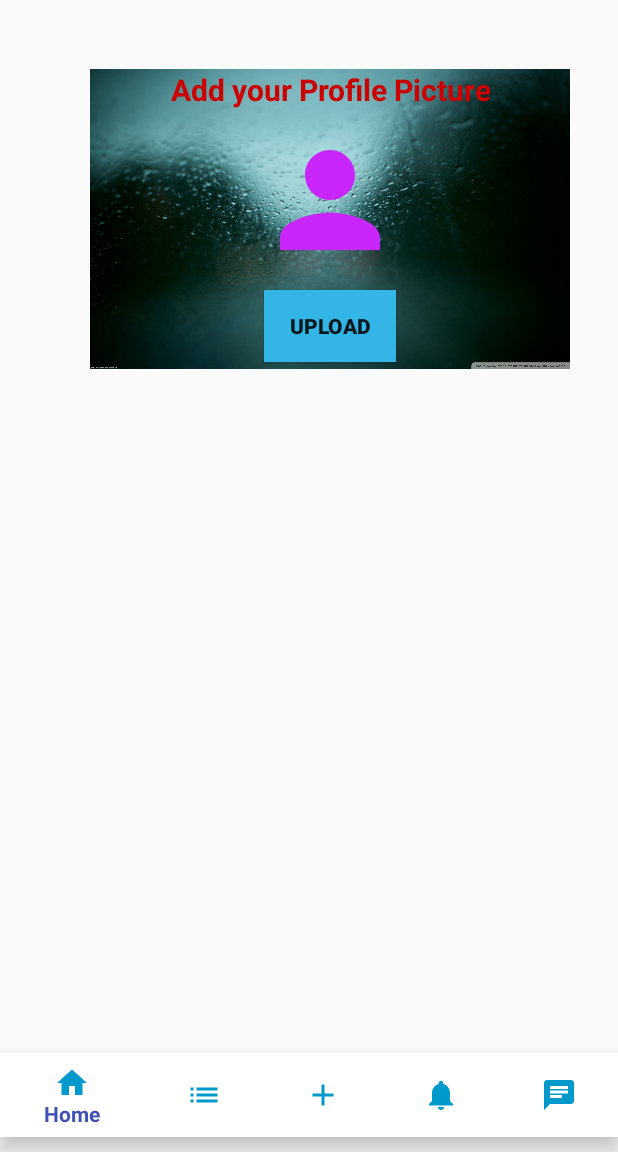
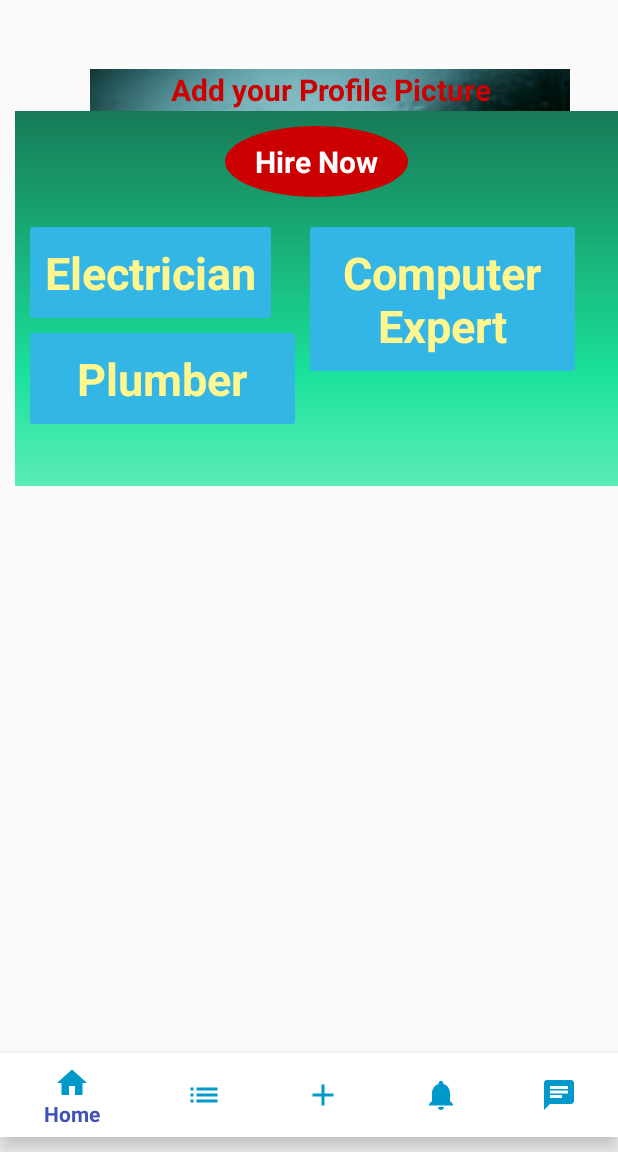
Before and after one commit to aayushbest/Smart-Care, an Android app: the CustomerDashboard screen opened directly, with no data from a screen before it, on a phone screen of 412 x 824 dp, the part 84-1236 px from its top. Run offline under Robolectric (Android 15) with nearby library versions, the phone set to English and light mode, and no system bars.

Commit message:
Added another version of fragment of services

```diff
--- a/App/app/src/main/java/in/aayushbest/sih/smartcare/CustomerDashboard.java
+++ b/App/app/src/main/java/in/aayushbest/sih/smartcare/CustomerDashboard.java
@@ -49,11 +49,12 @@ public class CustomerDashboard extends AppCompatActivity {
             }
         });
         Fragment profileFragment=new ProfilePictureFragment();
+        Fragment serviceFragment=new ServicesFragment();
         FragmentManager fm=getSupportFragmentManager();
         FragmentTransaction fragmentTransaction=fm.beginTransaction();
         fragmentTransaction.add(R.id.fragment_container,profileFragment);
+        fragmentTransaction.add(R.id.second_fragment_container,serviceFragment);
         fragmentTransaction.commit();
-
     }
 
     @Override
--- /dev/null
+++ b/App/app/src/main/java/in/aayushbest/sih/smartcare/ServicesFragment.java
@@ -0,0 +1,26 @@
+package in.aayushbest.sih.smartcare;
+
+import android.os.Bundle;
+import android.support.annotation.Nullable;
+import android.support.v4.app.Fragment;
+import android.view.LayoutInflater;
+import android.view.View;
+import android.view.ViewGroup;
+import android.widget.TextView;
+
+public class ServicesFragment extends Fragment{
+
+    private TextView mElectricianButton;
+    private TextView mComputerButton;
+    private TextView mPlumberButton;
+    @Nullable
+    @Override
+    public View onCreateView(LayoutInflater inflater, @Nullable ViewGroup container, @Nullable Bundle savedInstanceState) {
+        return inflater.inflate(R.layout.fragment_hire_now,container,false);
+    }
+
+    @Override
+    public void onActivityCreated(@Nullable Bundle savedInstanceState) {
+        super.onActivityCreated(savedInstanceState);
+    }
+}
--- /dev/null
+++ b/App/app/src/main/res/drawable/shape_background_gradient.xml
@@ -0,0 +1,12 @@
+<?xml version="1.0" encoding="utf-8"?>
+<shape xmlns:android="http://schemas.android.com/apk/res/android">
+  <gradient android:angle="45"
+      android:centerColor="@color/colorCentral"
+      android:centerX="0.3"
+      android:centerY="0.8"
+      android:endColor="@color/colorEnd"
+      android:startColor="@color/colorStart"
+      android:useLevel="true"
+      android:gradientRadius="2dp"
+      android:type="linear"/>
+</shape>
--- /dev/null
+++ b/App/app/src/main/res/drawable/style_services_textview.xml
@@ -0,0 +1,8 @@
+<?xml version="1.0" encoding="utf-8"?>
+<shape xmlns:android="http://schemas.android.com/apk/res/android"
+    android:shape="rectangle">
+    <corners android:radius="2dp"/>
+    <size android:height="50dp" android:width="100dp"/>
+    <solid android:color="@android:color/holo_blue_light"/>
+
+</shape>
--- /dev/null
+++ b/App/app/src/main/res/drawable/textview_style.xml
@@ -0,0 +1,12 @@
+<?xml version="1.0" encoding="utf-8"?>
+<shape xmlns:android="http://schemas.android.com/apk/res/android"
+    android:shape="oval">
+    <solid android:color="@android:color/holo_red_dark"/>
+    <size android:width="100dp"
+        android:height="40dp"/>
+    <padding android:left="20dp"
+        android:right="20dp"
+        android:top="10dp"
+        android:bottom="10dp"/>
+
+</shape>
--- a/App/app/src/main/res/layout/activity_customer_dashboard.xml
+++ b/App/app/src/main/res/layout/activity_customer_dashboard.xml
@@ -29,6 +29,13 @@
         android:layout_marginStart="30dp"
         android:layout_marginLeft="30dp"
         android:id="@+id/fragment_container"/>
+    <FrameLayout
+        android:layout_width="match_parent"
+        android:layout_height="match_parent"
+        android:id="@+id/second_fragment_container"
+        android:layout_marginTop="120dp"
+        android:layout_marginLeft="10dp"
+        android:layout_marginStart="10dp"/>
     </FrameLayout>
     <!--Used for showing the navigation drawer-->
 
--- a/App/app/src/main/res/layout/fragment_hire_now.xml
+++ b/App/app/src/main/res/layout/fragment_hire_now.xml
@@ -1,6 +1,73 @@
 <?xml version="1.0" encoding="utf-8"?>
-<android.support.constraint.ConstraintLayout
-    xmlns:android="http://schemas.android.com/apk/res/android" android:layout_width="match_parent"
-    android:layout_height="match_parent">
-
-</android.support.constraint.ConstraintLayout>
+<RelativeLayout
+    xmlns:android="http://schemas.android.com/apk/res/android"
+    android:layout_width="match_parent"
+    android:layout_marginTop="10dp"
+    android:background="@drawable/shape_background_gradient"
+    android:layout_height="250dp">
+    <TextView
+        android:layout_width="wrap_content"
+        android:layout_height="wrap_content"
+        android:id="@+id/label_hire_now"
+        android:text="@string/text_hire_now"
+        android:textColor="@android:color/white"
+        android:textSize="20sp"
+        android:textStyle="bold"
+        android:layout_centerHorizontal="true"
+        android:background="@drawable/textview_style"
+        android:layout_marginTop="10dp"/>
+<GridLayout
+    android:layout_width="wrap_content"
+    android:layout_height="wrap_content"
+    android:layout_marginTop="20dp"
+    android:layout_marginStart="10dp"
+    android:layout_marginLeft="10dp"
+    android:layout_below="@id/label_hire_now"
+    android:rowCount="2"
+    android:columnCount="2">
+    <TextView
+        android:layout_width="wrap_content"
+        android:layout_height="wrap_content"
+        android:text="@string/text_electrian"
+        android:id="@+id/service_electrician"
+        android:textSize="30sp"
+        android:layout_rowSpan="1"
+        android:layout_columnSpan="1"
+        android:padding="10dp"
+        android:textAlignment="center"
+        android:textColor="@color/shadow"
+        android:textStyle="bold"
+        android:background="@drawable/style_services_textview"/>
+    <TextView
+        android:layout_width="wrap_content"
+        android:layout_height="wrap_content"
+        android:text="@string/text_computer_expert"
+        android:id="@+id/service_computerExpert"
+        android:textSize="30sp"
+        android:layout_marginStart="10dp"
+        android:layout_marginLeft="10dp"
+        android:layout_rowSpan="2"
+        android:layout_columnSpan="1"
+        android:padding="10dp"
+        android:ems="5"
+        android:textAlignment="center"
+        android:textColor="@color/shadow"
+        android:textStyle="bold"
+        android:background="@drawable/style_services_textview"/>
+    <TextView
+        android:layout_width="wrap_content"
+        android:layout_height="wrap_content"
+        android:text="@string/text_plumber"
+        android:id="@+id/service_plumber"
+        android:textSize="30sp"
+        android:layout_rowSpan="1"
+        android:layout_columnSpan="1"
+        android:layout_marginTop="10dp"
+        android:padding="10dp"
+        android:ems="5"
+        android:textAlignment="center"
+        android:textColor="@color/shadow"
+        android:textStyle="bold"
+        android:background="@drawable/style_services_textview"/>
+</GridLayout>
+</RelativeLayout>
--- a/App/app/src/main/res/values/colors.xml
+++ b/App/app/src/main/res/values/colors.xml
@@ -7,4 +7,7 @@
     <color name="shadow">#FFF68F</color>
     <color name="colorJoinButton">#A012EC</color>
     <color name="colorCream">#DCEDB4</color>
+    <color name="colorCentral">#1AE199</color>
+    <color name="colorEnd">#177A56</color>
+    <color name="colorStart">#5CEDB8</color>
 </resources>
--- a/App/app/src/main/res/values/strings.xml
+++ b/App/app/src/main/res/values/strings.xml
@@ -40,6 +40,10 @@
     <string name="customer_fullname">Full Name</string>
     <string name="add_profile_pic_text">Add your Profile Picture</string>
     <string name="text_button_upload">Upload</string>
+    <string name="text_hire_now">Hire Now</string>
+    <string name="text_electrian">Electrician</string>
+    <string name="text_computer_expert">Computer Expert</string>
+    <string name="text_plumber">Plumber</string>
     <string-array name="roles_array">
         <item name="customer">Customer</item>
         <item name="service_provider">Service Provider</item>
--- a/App/app/src/main/res/values/styles.xml
+++ b/App/app/src/main/res/values/styles.xml
@@ -8,11 +8,4 @@
         <item name="colorAccent">@color/colorAccent</item>
     </style>
 
-    <style name="Base.TextAppearance.AppCompat.Widget.Button.">
-        <item name="android:textColor">@android:color/white</item>
-        <item name="android:background">@color/colorPrimary</item>
-        <item name="android:layout_width">wrap_content</item>
-        <item name="android:layout_height">wrap_content</item>
-        <item name="android:layout_alignParentBottom">true</item>
-    </style>
 </resources>
```
Lines whose indentation alone changed are shown as unchanged.
